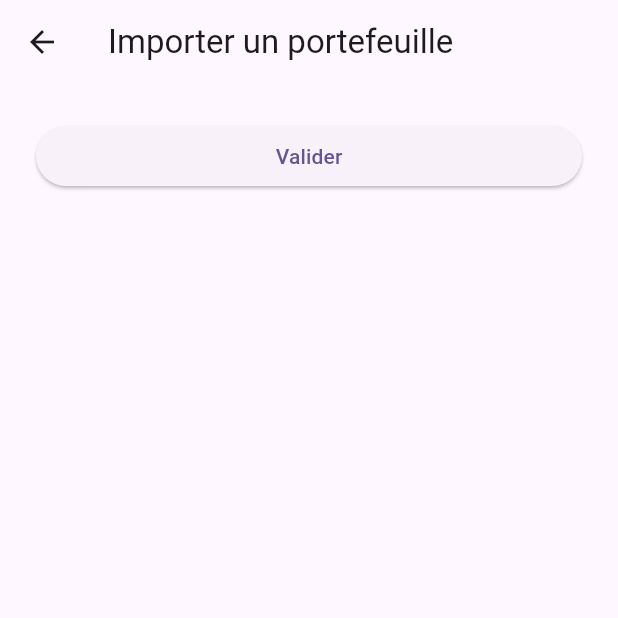
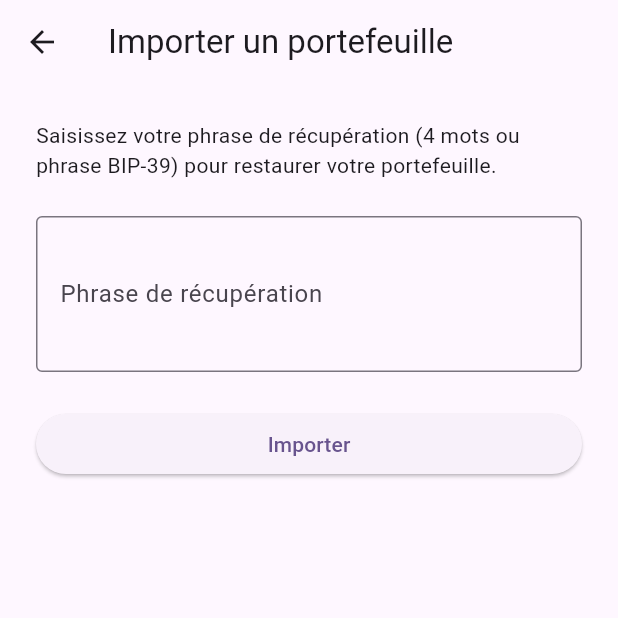
Before and after one commit to dj681/Crypto, a Flutter app: the WalletImportScreen screen opened by its route, on a phone screen of 412 x 824 dp, the top half of it. Run offline on Flutter 3.47's test engine with Material 3 defaults, Android fonts, the phone set to English and light mode, and no system bars; our stand-ins replace flutter_secure_storage, local_auth, qr_flutter, shared_preferences; missing offline and left inert: bip39, web3dart; accounts and stored records are empty.

Commit message:
fix: implement WalletImportScreen with phrase input, validation and navigation
Agent-Logs-Url: https://github.com/dj681/Crypto/sessions/39920464-f188-403f-b550-64cdab7e8a57

Co-authored-by: dj681 <217360318+dj681@users.noreply.github.com>

```diff
--- a/lib/screens/wallet_import_screen.dart
+++ b/lib/screens/wallet_import_screen.dart
@@ -1,5 +1,9 @@
-import 'package:flutter/foundation.dart';
 import 'package:flutter/material.dart';
+import 'package:provider/provider.dart';
+
+import '../providers/wallet_provider.dart';
+import 'home_screen.dart';
+import 'pin_setup_screen.dart';
 
 class WalletImportScreen extends StatefulWidget {
   const WalletImportScreen({super.key});
@@ -11,40 +15,119 @@ class WalletImportScreen extends StatefulWidget {
 }
 
 class _WalletImportScreenState extends State<WalletImportScreen> {
-  bool _success = false;
+  final _controller = TextEditingController();
+  String? _error;
+  bool _isImporting = false;
 
-  void _onButtonPressed() {
-    debugPrint('Bouton cliqué');
+  @override
+  void dispose() {
+    _controller.dispose();
+    super.dispose();
+  }
+
+  Future<void> _import() async {
+    final phrase = _controller.text.trim();
+    if (phrase.isEmpty) {
+      setState(() => _error = 'Veuillez saisir votre phrase de récupération.');
+      return;
+    }
+
     setState(() {
-      _success = true;
+      _error = null;
+      _isImporting = true;
     });
+
+    try {
+      await context.read<WalletProvider>().importWallet(phrase);
+      if (!mounted) return;
+
+      final setupPin = await showDialog<bool>(
+            context: context,
+            barrierDismissible: false,
+            builder: (ctx) => AlertDialog(
+              title: const Text('Sécuriser avec un PIN ?'),
+              content: const Text(
+                'Nous recommandons de protéger votre portefeuille avec un code PIN.',
+              ),
+              actions: [
+                TextButton(
+                  onPressed: () => Navigator.pop(ctx, false),
+                  child: const Text('Plus tard'),
+                ),
+                ElevatedButton(
+                  onPressed: () => Navigator.pop(ctx, true),
+                  child: const Text('Configurer le PIN'),
+                ),
+              ],
+            ),
+          ) ??
+          false;
+
+      if (!mounted) return;
+      if (setupPin) {
+        await Navigator.pushNamed(context, PinSetupScreen.routeName);
+      }
+      if (!mounted) return;
+      Navigator.pushNamedAndRemoveUntil(
+        context,
+        HomeScreen.routeName,
+        (route) => false,
+      );
+    } on ArgumentError catch (e) {
+      if (!mounted) return;
+      setState(() => _error = e.message.toString());
+    } catch (e) {
+      if (!mounted) return;
+      setState(() => _error = 'Erreur: $e');
+    } finally {
+      if (mounted) setState(() => _isImporting = false);
+    }
   }
 
   @override
   Widget build(BuildContext context) {
     return Scaffold(
       appBar: AppBar(title: const Text('Importer un portefeuille')),
-      body: Padding(
+      body: SingleChildScrollView(
         padding: const EdgeInsets.all(24),
         child: Column(
           crossAxisAlignment: CrossAxisAlignment.stretch,
           children: [
-            ElevatedButton(
-              onPressed: _onButtonPressed,
-              child: const Text('Valider'),
+            const Text(
+              'Saisissez votre phrase de récupération (4 mots ou phrase BIP-39) pour restaurer votre portefeuille.',
             ),
-            if (_success) ...[
-              const SizedBox(height: 24),
-              const Text(
-                'SUCCÈS',
-                textAlign: TextAlign.center,
-                style: TextStyle(
-                  fontSize: 24,
-                  fontWeight: FontWeight.bold,
-                  color: Colors.green,
-                ),
+            const SizedBox(height: 24),
+            TextFormField(
+              controller: _controller,
+              decoration: const InputDecoration(
+                labelText: 'Phrase de récupération',
+                hintText: 'mot1 mot2 mot3 mot4',
+                border: OutlineInputBorder(),
+              ),
+              autocorrect: false,
+              maxLines: 3,
+              textInputAction: TextInputAction.done,
+              onFieldSubmitted: (_) => _isImporting ? null : _import(),
+            ),
+            if (_error != null) ...[
+              const SizedBox(height: 8),
+              Text(
+                _error!,
+                style:
+                    TextStyle(color: Theme.of(context).colorScheme.error),
               ),
             ],
+            const SizedBox(height: 24),
+            ElevatedButton(
+              onPressed: _isImporting ? null : _import,
+              child: _isImporting
+                  ? const SizedBox(
+                      height: 16,
+                      width: 16,
+                      child: CircularProgressIndicator(strokeWidth: 2),
+                    )
+                  : const Text('Importer'),
+            ),
           ],
         ),
       ),
```
